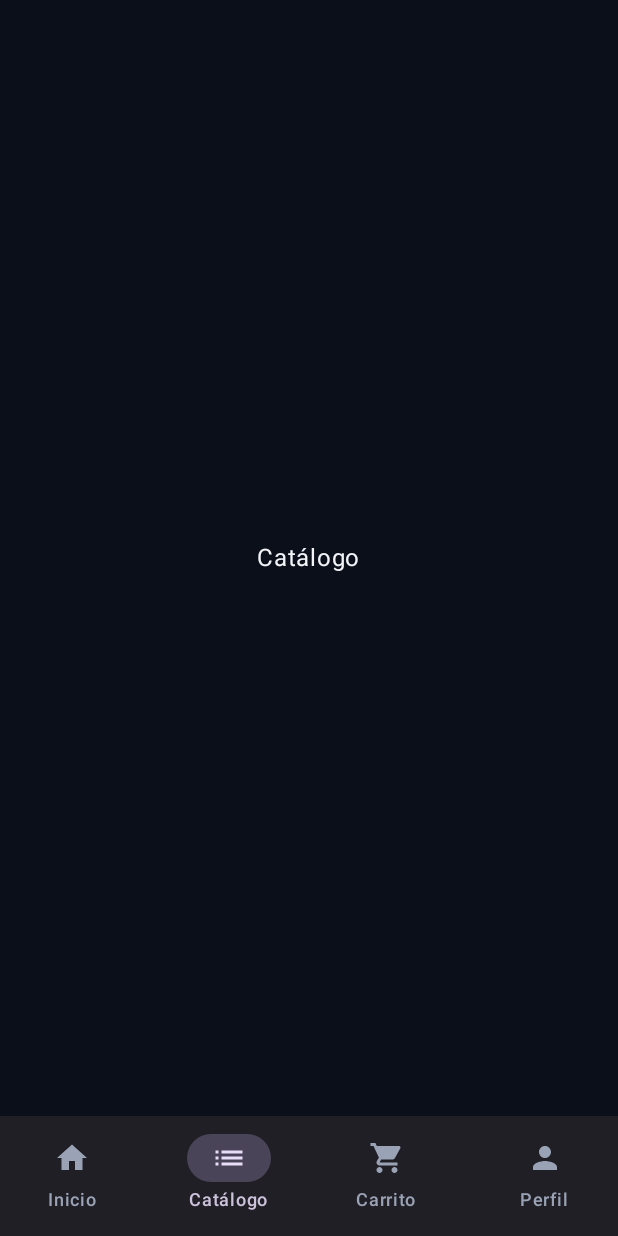
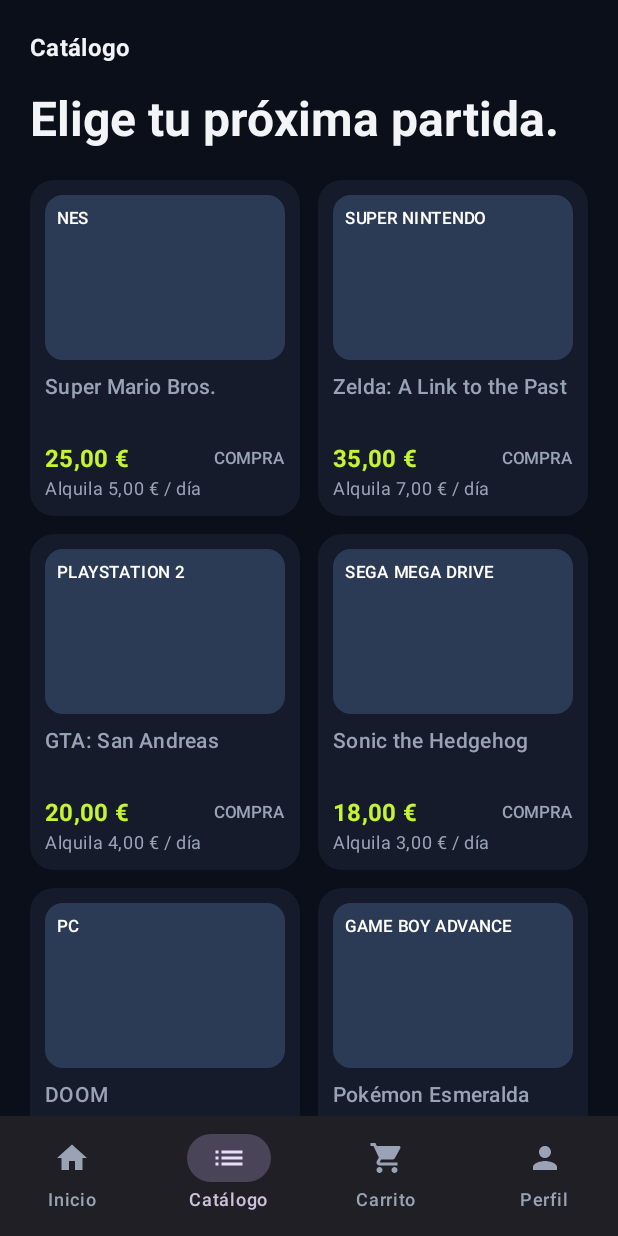
Before and after one commit to Adrian0519/RoquiGames, an Android app built with Jetpack Compose: the screen it shows after launch (MainActivity), item 2 of the bottom bar chosen, on a phone screen of 412 x 824 dp. Run offline under Robolectric (Android 15) with nearby library versions, the phone set to English and light mode, and no system bars.

Commit message:
Catalogo simple

```diff
--- a/app/src/main/java/com/example/myapplication/screens/CatalogoScreen.kt
+++ b/app/src/main/java/com/example/myapplication/screens/CatalogoScreen.kt
@@ -1,15 +1,129 @@
 package com.example.myapplication.screens
 
+import androidx.compose.foundation.background
+import androidx.compose.foundation.layout.Arrangement
 import androidx.compose.foundation.layout.Box
+import androidx.compose.foundation.layout.Column
+import androidx.compose.foundation.layout.Row
+import androidx.compose.foundation.layout.Spacer
 import androidx.compose.foundation.layout.fillMaxSize
+import androidx.compose.foundation.layout.fillMaxWidth
+import androidx.compose.foundation.layout.height
+import androidx.compose.foundation.layout.padding
+import androidx.compose.foundation.lazy.grid.GridCells
+import androidx.compose.foundation.lazy.grid.GridItemSpan
+import androidx.compose.foundation.lazy.grid.LazyVerticalGrid
+import androidx.compose.foundation.lazy.grid.items
+import androidx.compose.foundation.shape.RoundedCornerShape
+import androidx.compose.material3.Card
+import androidx.compose.material3.MaterialTheme
 import androidx.compose.material3.Text
 import androidx.compose.runtime.Composable
 import androidx.compose.ui.Alignment
 import androidx.compose.ui.Modifier
+import androidx.compose.ui.draw.clip
+import androidx.compose.ui.graphics.Color
+import androidx.compose.ui.text.font.FontWeight
+import androidx.compose.ui.text.style.TextOverflow
+import androidx.compose.ui.unit.dp
+
+data class JuegoCatalogo(
+    val titulo: String,
+    val plataforma: String,
+    val precioCompra: String,
+    val precioAlquiler: String?   // null = no se alquila
+)
+
+private val juegosCatalogo = listOf(
+    JuegoCatalogo("Super Mario Bros.", "NES", "25,00 €", "5,00 €"),
+    JuegoCatalogo("Zelda: A Link to the Past", "Super Nintendo", "35,00 €", "7,00 €"),
+    JuegoCatalogo("GTA: San Andreas", "PlayStation 2", "20,00 €", "4,00 €"),
+    JuegoCatalogo("Sonic the Hedgehog", "Sega Mega Drive", "18,00 €", "3,00 €"),
+    JuegoCatalogo("DOOM", "PC", "15,00 €", null),
+    JuegoCatalogo("Pokémon Esmeralda", "Game Boy Advance", "45,00 €", "8,00 €")
+)
 
 @Composable
 fun CatalogoScreen(modifier: Modifier = Modifier) {
-    Box(modifier = modifier.fillMaxSize(), contentAlignment = Alignment.Center) {
-        Text("Catálogo")
+    LazyVerticalGrid(
+        columns = GridCells.Fixed(2),
+        modifier = modifier.fillMaxSize(),
+        contentPadding = androidx.compose.foundation.layout.PaddingValues(20.dp),
+        horizontalArrangement = Arrangement.spacedBy(12.dp),
+        verticalArrangement = Arrangement.spacedBy(12.dp)
+    ) {
+        item(span = { GridItemSpan(maxLineSpan) }) {
+            Column {
+                Text("Catálogo", style = MaterialTheme.typography.titleMedium, fontWeight = FontWeight.Bold)
+                Spacer(modifier = Modifier.height(16.dp))
+                Text(
+                    "Elige tu próxima partida.",
+                    style = MaterialTheme.typography.headlineLarge,
+                    fontWeight = FontWeight.Bold
+                )
+                Spacer(modifier = Modifier.height(8.dp))
+            }
+        }
+
+        items(juegosCatalogo) { juego ->
+            TarjetaCatalogo(juego)
+        }
     }
 }
+
+@Composable
+private fun TarjetaCatalogo(juego: JuegoCatalogo) {
+    Card(shape = RoundedCornerShape(16.dp)) {
+        Column(modifier = Modifier.padding(10.dp)) {
+            // Hueco de la imagen
+            Box(
+                modifier = Modifier
+                    .fillMaxWidth()
+                    .height(110.dp)
+                    .clip(RoundedCornerShape(12.dp))
+                    .background(Color(0xFF2B3A55))
+                    .padding(8.dp)
+            ) {
+                Text(
+                    text = juego.plataforma.uppercase(),
+                    style = MaterialTheme.typography.labelSmall,
+                    color = Color.White,
+                    maxLines = 1
+                )
+            }
+
+            Spacer(modifier = Modifier.height(8.dp))
+
+            Text(
+                text = juego.titulo,
+                style = MaterialTheme.typography.bodyMedium,
+                fontWeight = FontWeight.SemiBold,
+                minLines = 2,
+                maxLines = 2,
+                overflow = TextOverflow.Ellipsis
+            )
+
+            Spacer(modifier = Modifier.height(6.dp))
+
+            Row(
+                modifier = Modifier.fillMaxWidth(),
+                horizontalArrangement = Arrangement.SpaceBetween,
+                verticalAlignment = Alignment.CenterVertically
+            ) {
+                Text(
+                    text = juego.precioCompra,
+                    style = MaterialTheme.typography.titleMedium,
+                    fontWeight = FontWeight.Bold,
+                    color = Color(0xFFC6F432)
+                )
+                Text("COMPRA", style = MaterialTheme.typography.labelSmall)
+            }
+
+            Text(
+                text = if (juego.precioAlquiler != null) "Alquila ${juego.precioAlquiler} / día" else "Solo compra",
+                style = MaterialTheme.typography.bodySmall,
+                color = MaterialTheme.colorScheme.onSurfaceVariant
+            )
+        }
+    }
+}
```
